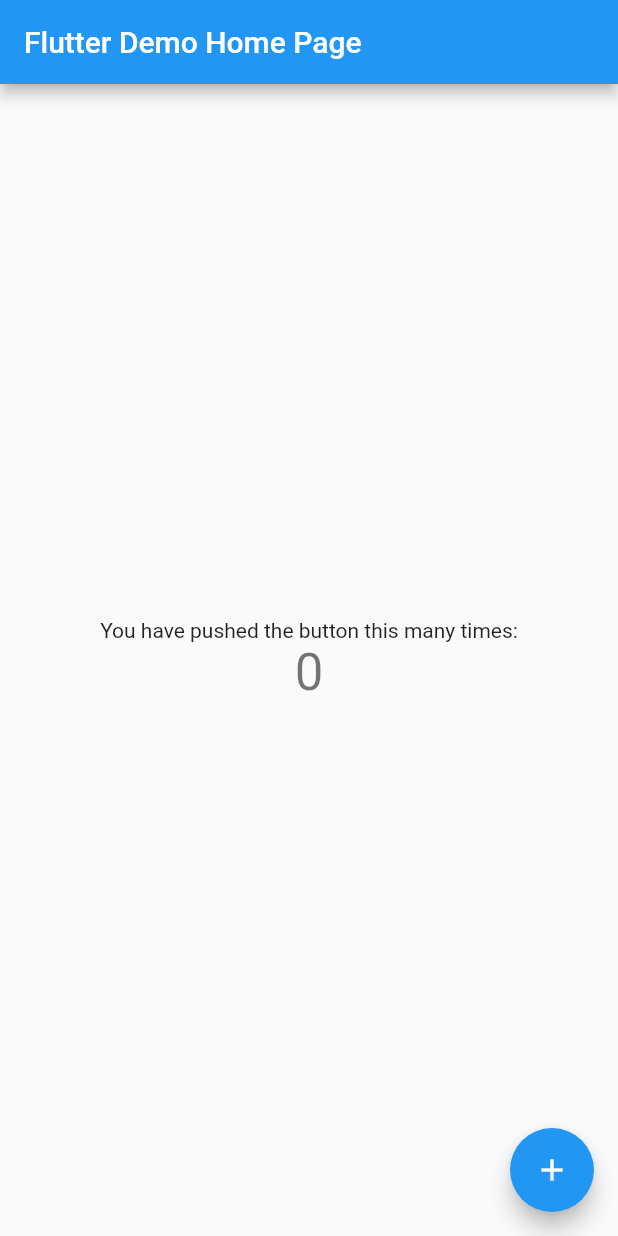
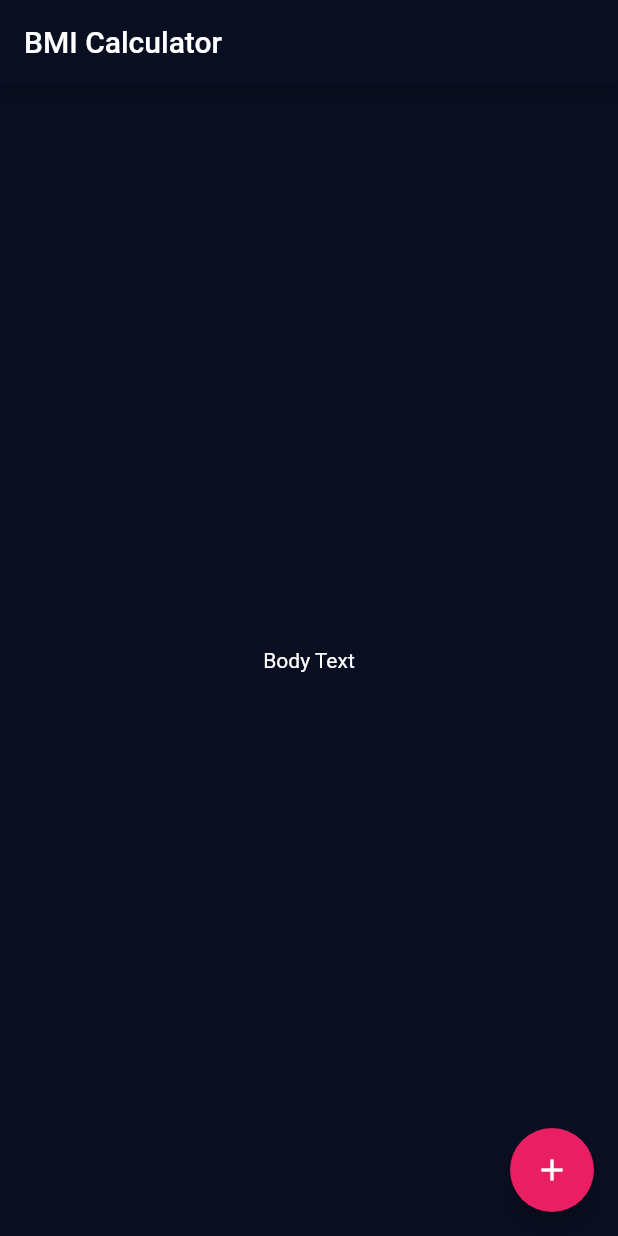
Before and after one commit to atalayasa/FlutterBMICalculator, a Flutter app: the screen it shows after launch, on a phone screen of 412 x 824 dp. Run offline on Flutter 3.47's test engine with Material 2 defaults, Android fonts, the phone set to English and light mode, and no system bars.

Commit message:
Input page and home page seperated

```diff
--- /dev/null
+++ b/lib/input_page.dart
@@ -0,0 +1,26 @@
+import 'package:flutter/material.dart';
+
+class InputPage extends StatefulWidget {
+  @override
+  _InputPageState createState() => _InputPageState();
+}
+
+class _InputPageState extends State<InputPage> {
+  @override
+  Widget build(BuildContext context) {
+    return Scaffold(
+      appBar: AppBar(
+        title: Text("BMI Calculator"),
+      ),
+      body: Center(
+        child: Text("Body Text"),
+      ),
+      floatingActionButton: Theme(
+        data: ThemeData(accentColor: Colors.pink),
+        child: FloatingActionButton(
+          child: Icon(Icons.add),
+        ),
+      ),
+    );
+  }
+}
--- a/lib/main.dart
+++ b/lib/main.dart
@@ -1,111 +1,16 @@
 import 'package:flutter/material.dart';
+import 'input_page.dart';
+void main() => runApp(BMICalculator());
 
-void main() => runApp(MyApp());
-
-class MyApp extends StatelessWidget {
-  // This widget is the root of your application.
+class BMICalculator extends StatelessWidget {
   @override
   Widget build(BuildContext context) {
     return MaterialApp(
-      title: 'Flutter Demo',
-      theme: ThemeData(
-        // This is the theme of your application.
-        //
-        // Try running your application with "flutter run". You'll see the
-        // application has a blue toolbar. Then, without quitting the app, try
-        // changing the primarySwatch below to Colors.green and then invoke
-        // "hot reload" (press "r" in the console where you ran "flutter run",
-        // or simply save your changes to "hot reload" in a Flutter IDE).
-        // Notice that the counter didn't reset back to zero; the application
-        // is not restarted.
-        primarySwatch: Colors.blue,
+      theme: ThemeData.dark().copyWith(
+        primaryColor: Color(0xFF0A0E21),
+        scaffoldBackgroundColor: Color(0xFF0A0E21),
       ),
-      home: MyHomePage(title: 'Flutter Demo Home Page'),
+      home: InputPage(),
     );
   }
 }
-
-class MyHomePage extends StatefulWidget {
-  MyHomePage({Key key, this.title}) : super(key: key);
-
-  // This widget is the home page of your application. It is stateful, meaning
-  // that it has a State object (defined below) that contains fields that affect
-  // how it looks.
-
-  // This class is the configuration for the state. It holds the values (in this
-  // case the title) provided by the parent (in this case the App widget) and
-  // used by the build method of the State. Fields in a Widget subclass are
-  // always marked "final".
-
-  final String title;
-
-  @override
-  _MyHomePageState createState() => _MyHomePageState();
-}
-
-class _MyHomePageState extends State<MyHomePage> {
-  int _counter = 0;
-
-  void _incrementCounter() {
-    setState(() {
-      // This call to setState tells the Flutter framework that something has
-      // changed in this State, which causes it to rerun the build method below
-      // so that the display can reflect the updated values. If we changed
-      // _counter without calling setState(), then the build method would not be
-      // called again, and so nothing would appear to happen.
-      _counter++;
-    });
-  }
-
-  @override
-  Widget build(BuildContext context) {
-    // This method is rerun every time setState is called, for instance as done
-    // by the _incrementCounter method above.
-    //
-    // The Flutter framework has been optimized to make rerunning build methods
-    // fast, so that you can just rebuild anything that needs updating rather
-    // than having to individually change instances of widgets.
-    return Scaffold(
-      appBar: AppBar(
-        // Here we take the value from the MyHomePage object that was created by
-        // the App.build method, and use it to set our appbar title.
-        title: Text(widget.title),
-      ),
-      body: Center(
-        // Center is a layout widget. It takes a single child and positions it
-        // in the middle of the parent.
-        child: Column(
-          // Column is also a layout widget. It takes a list of children and
-          // arranges them vertically. By default, it sizes itself to fit its
-          // children horizontally, and tries to be as tall as its parent.
-          //
-          // Invoke "debug painting" (press "p" in the console, choose the
-          // "Toggle Debug Paint" action from the Flutter Inspector in Android
-          // Studio, or the "Toggle Debug Paint" command in Visual Studio Code)
-          // to see the wireframe for each widget.
-          //
-          // Column has various properties to control how it sizes itself and
-          // how it positions its children. Here we use mainAxisAlignment to
-          // center the children vertically; the main axis here is the vertical
-          // axis because Columns are vertical (the cross axis would be
-          // horizontal).
-          mainAxisAlignment: MainAxisAlignment.center,
-          children: <Widget>[
-            Text(
-              'You have pushed the button this many times:',
-            ),
-            Text(
-              '$_counter',
-              style: Theme.of(context).textTheme.display1,
-            ),
-          ],
-        ),
-      ),
-      floatingActionButton: FloatingActionButton(
-        onPressed: _incrementCounter,
-        tooltip: 'Increment',
-        child: Icon(Icons.add),
-      ), // This trailing comma makes auto-formatting nicer for build methods.
-    );
-  }
-}
```
Also changed, not shown: 2 other files.
